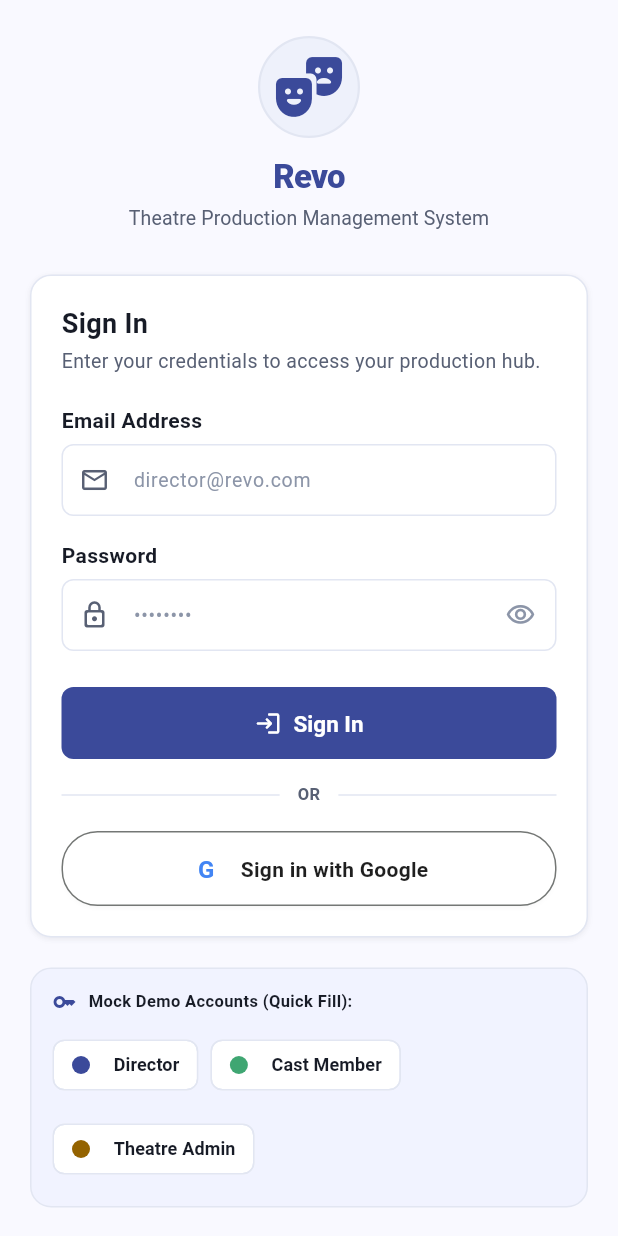
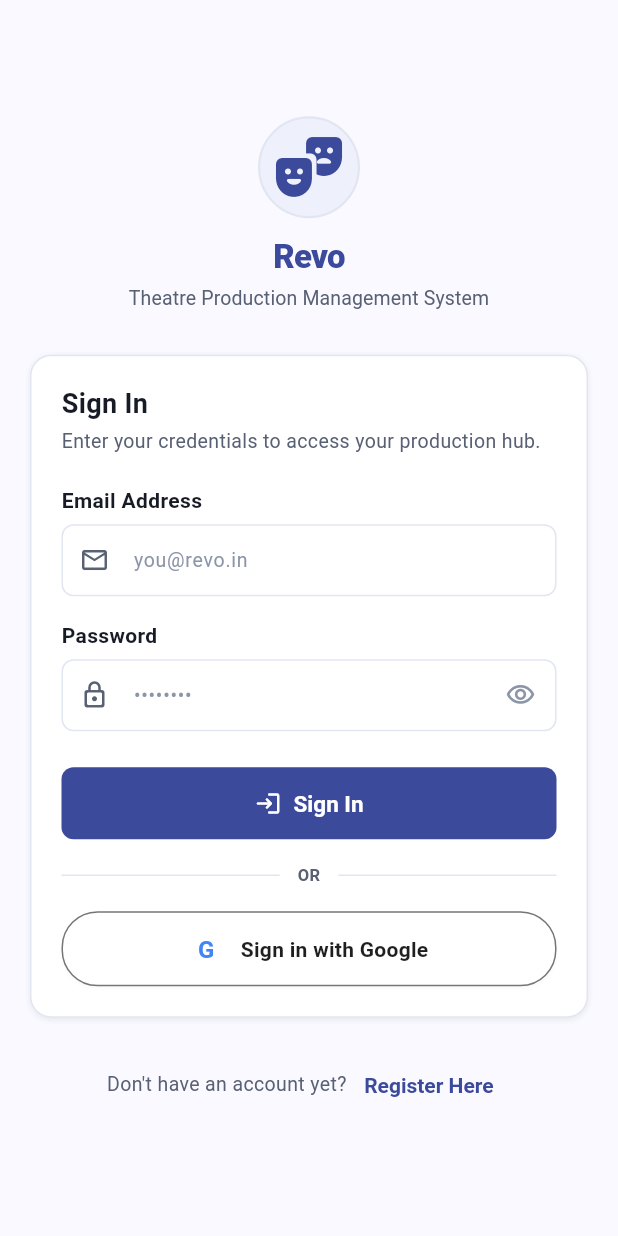
Before and after one commit to kalviumcommunity/SW2627-Flutter-Revo, a Flutter app: the screen it shows after launch, on a phone screen of 412 x 824 dp. Run offline on Flutter 3.47's test engine with Material 3 defaults, Android fonts, the phone set to English and light mode, and no system bars; our stand-ins replace cloud_firestore, firebase_auth, firebase_core; accounts and stored records are empty; Roboto replaces fonts that are missing (DM Sans).

Commit message:
feat: configure revo.in demo accounts with 1234567890 password, remove login auto-fills, and enrich mock data for all roles

```diff
--- a/lib/features/auth/login_screen.dart
+++ b/lib/features/auth/login_screen.dart
@@ -49,14 +49,6 @@
     _emailController.dispose();
     _passwordController.dispose();
     super.dispose();
-  }
-
-  void _fillDemoCredentials(String email, String password) {
-    setState(() {
-      _emailController.text = email;
-      _passwordController.text = password;
-      _errorMessage = null;
-    });
   }
 
   Future<void> _handleLogin() async {
@@ -223,7 +215,7 @@
                           // Email Input
                           AppTextField(
                             label: 'Email Address',
-                            hint: 'director@revo.com',
+                            hint: 'you@revo.in',
                             controller: _emailController,
                             keyboardType: TextInputType.emailAddress,
                             textInputAction: TextInputAction.next,
@@ -358,63 +350,6 @@
                     ),
                     const SizedBox(height: 20),
 
-                    // Demo Accounts Helper Card
-                    Container(
-                      padding: const EdgeInsets.all(14),
-                      decoration: BoxDecoration(
-                        color: RevoColors.surfaceContainerLow,
-                        borderRadius: RevoSpacing.borderRadiusCard,
-                        border: Border.all(color: RevoColors.surfaceDim),
-                      ),
-                      child: Column(
-                        crossAxisAlignment: CrossAxisAlignment.start,
-                        children: [
-                          Row(
-                            children: [
-                              const Icon(
-                                Icons.key_outlined,
-                                size: 16,
-                                color: RevoColors.primary,
-                              ),
-                              const SizedBox(width: 8),
-                              Expanded(
-                                child: Text(
-                                  'Mock Demo Accounts (Quick Fill):',
-                                  style: RevoTypography.captionBadge.copyWith(
-                                    color: RevoColors.textPrimary,
-                                    fontWeight: FontWeight.w700,
-                                  ),
-                                ),
-                              ),
-                            ],
-                          ),
-                          const SizedBox(height: 10),
-                          Wrap(
-                            spacing: 8,
-                            runSpacing: 8,
-                            children: [
-                              _demoChip(
-                                label: 'Director',
-                                email: 'director@revo.com',
-                                color: RevoColors.primary,
-                              ),
-                              _demoChip(
-                                label: 'Cast Member',
-                                email: 'cast@revo.com',
-                                color: RevoColors.successGreen,
-                              ),
-                              _demoChip(
-                                label: 'Theatre Admin',
-                                email: 'admin@revo.com',
-                                color: RevoColors.warningText,
-                              ),
-                            ],
-                          ),
-                        ],
-                      ),
-                    ),
-                    const SizedBox(height: 20),
-
                     // Register Link
                     Wrap(
                       alignment: WrapAlignment.center,
@@ -441,25 +376,4 @@
       ),
     );
   }
-
-  Widget _demoChip({
-    required String label,
-    required String email,
-    required Color color,
-  }) {
-    return ActionChip(
-      avatar: CircleAvatar(
-        radius: 6,
-        backgroundColor: color,
-      ),
-      label: Text(
-        label,
-        style: const TextStyle(fontSize: 12, fontWeight: FontWeight.w600),
-      ),
-      backgroundColor: RevoColors.surfaceContainerLowest,
-      side: const BorderSide(color: RevoColors.surfaceDim),
-      padding: const EdgeInsets.symmetric(horizontal: 4, vertical: 2),
-      onPressed: () => _fillDemoCredentials(email, 'password123'),
-    );
-  }
 }
--- a/lib/features/director/director_audition_management_screen.dart
+++ b/lib/features/director/director_audition_management_screen.dart
@@ -9,7 +9,7 @@
 
   const DirectorAuditionManagementScreen({
     super.key,
-    this.productionId = 'prod_1',
+    this.productionId = 'prod_101',
   });
 
   @override
--- a/lib/features/director/role_cast_assignment_screen.dart
+++ b/lib/features/director/role_cast_assignment_screen.dart
@@ -9,7 +9,7 @@
 
   const RoleCastAssignmentScreen({
     super.key,
-    this.productionId = 'prod_1',
+    this.productionId = 'prod_101',
   });
 
   @override
--- a/lib/services/firebase_auth_service.dart
+++ b/lib/services/firebase_auth_service.dart
@@ -59,22 +59,22 @@
     _demoUsers.addAll({
       'usr_dir_101': AppUser(
         userId: 'usr_dir_101',
-        name: 'Sarah Jenkins (Director)',
-        email: 'director@revo.com',
+        name: 'Sarah Jenkins',
+        email: 'director@revo.in',
         role: UserRole.director,
         createdAt: DateTime.utc(2026, 1, 1),
       ),
       'usr_cast_201': AppUser(
         userId: 'usr_cast_201',
-        name: 'Alex Rivera (Cast)',
-        email: 'cast@revo.com',
+        name: 'Alex Rivera',
+        email: 'cast@revo.in',
         role: UserRole.cast,
         createdAt: DateTime.utc(2026, 1, 1),
       ),
       'usr_admin_301': AppUser(
         userId: 'usr_admin_301',
-        name: 'Elena Rostova (Admin)',
-        email: 'admin@revo.com',
+        name: 'Elena Rostova',
+        email: 'admin@revo.in',
         role: UserRole.admin,
         createdAt: DateTime.utc(2026, 1, 1),
       ),
@@ -206,6 +206,12 @@
       orElse: () => null,
     );
     if (demoUser != null) {
+      if (password.trim() != '1234567890') {
+        throw RevoException(
+          RevoErrorCode.unauthenticated,
+          'Invalid credentials. Please enter password: 1234567890',
+        );
+      }
       _demoCurrentUser = demoUser;
       _demoAuthController.add(demoUser);
       return demoUser;
--- a/lib/services/mock_auth_service.dart
+++ b/lib/services/mock_auth_service.dart
@@ -31,7 +31,7 @@
 
   void _seedDefaultAccounts() {
     // 1. Director Account
-    const dirEmail = 'director@revo.com';
+    const dirEmail = 'director@revo.in';
     final dirUser = AppUser(
       userId: 'usr_dir_101',
       name: 'Sarah Jenkins',
@@ -40,10 +40,10 @@
       createdAt: DateTime.now().subtract(const Duration(days: 45)),
     );
     _usersByEmail[dirEmail] = dirUser;
-    _passwordsByEmail[dirEmail] = 'password123';
+    _passwordsByEmail[dirEmail] = '1234567890';
 
     // 2. Cast Member Account
-    const castEmail = 'cast@revo.com';
+    const castEmail = 'cast@revo.in';
     final castUser = AppUser(
       userId: 'usr_cast_201',
       name: 'Alex Rivera',
@@ -52,10 +52,10 @@
       createdAt: DateTime.now().subtract(const Duration(days: 20)),
     );
     _usersByEmail[castEmail] = castUser;
-    _passwordsByEmail[castEmail] = 'password123';
+    _passwordsByEmail[castEmail] = '1234567890';
 
     // 3. Theatre Admin Account
-    const adminEmail = 'admin@revo.com';
+    const adminEmail = 'admin@revo.in';
     final adminUser = AppUser(
       userId: 'usr_admin_301',
       name: 'Elena Rostova',
@@ -64,7 +64,7 @@
       createdAt: DateTime.now().subtract(const Duration(days: 90)),
     );
     _usersByEmail[adminEmail] = adminUser;
-    _passwordsByEmail[adminEmail] = 'password123';
+    _passwordsByEmail[adminEmail] = '1234567890';
   }
 
   @override
```
Also changed, not shown: lib/data/firebase/firebase_production_repository.dart (+15 -4 lines), lib/data/firebase/firebase_venue_repository.dart (+18 -7 lines), lib/services/firebase_audition_repository.dart (+131 -69 lines), lib/services/firebase_cast_repository.dart (+44 -23 lines), lib/services/firebase_notification_service.dart (+27 -7 lines), lib/services/mock_data_service.dart (+70 -2 lines).
